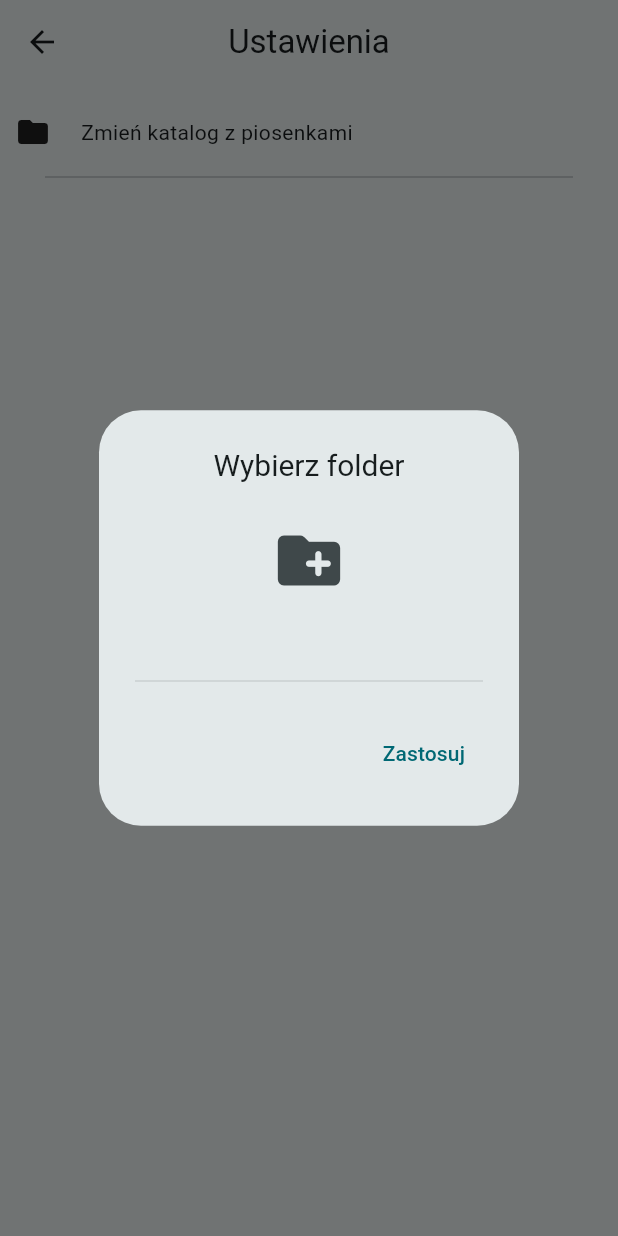
After one commit to Piotrowskii/SimpleMusic, a Flutter app: the SettingsPage screen opened directly, after a tap on "Zmień katalog z piosenkami", on a phone screen of 412 x 824 dp. The commit adds this screen. Run offline on Flutter 3.47's test engine with Material 3 defaults, Android fonts, the phone set to English and light mode, and no system bars; our stand-ins replace file_picker, get_it, just_audio, permission_handler, skeletonizer, sqflite; missing offline and left inert: audio_metadata_reader, audio_session; accounts and stored records are empty.

Commit message:
Crude music folder change

```diff
--- /dev/null
+++ b/lib/components/settings_page/music_folder_alert.dart
@@ -0,0 +1,55 @@
+import 'package:file_picker/file_picker.dart';
+import 'package:flutter/material.dart';
+import 'package:simple_music_app1/services/db_manager.dart';
+import 'package:simple_music_app1/services/get_it_register.dart';
+
+class MusicFolderAlert extends StatefulWidget {
+  const MusicFolderAlert({super.key});
+
+  @override
+  State<MusicFolderAlert> createState() => _MusicFolderAlertState();
+}
+
+class _MusicFolderAlertState extends State<MusicFolderAlert> {
+  TextEditingController folderPathController = TextEditingController();
+  DbManager db = locator<DbManager>();
+
+  void pickFolder() async{
+    String? folder = await FilePicker.platform.getDirectoryPath();
+    print(folder);
+    setState(() {
+      if(folder != null && folder != "/") folderPathController.text = folder;
+    });
+  }
+
+  void addSongsToDb(BuildContext context) async{
+    String folderPath = folderPathController.text;
+    if(folderPath != "/"){
+      await db.saveSongsToDb(folderPath);
+    }
+    Navigator.pop(context);
+  }
+
+  @override
+  Widget build(BuildContext context) {
+    return Padding(
+      padding: const EdgeInsets.all(8.0),
+      child: AlertDialog(
+        title: Text("Wybierz folder",textAlign: TextAlign.center,style: TextStyle(fontSize: 20,)),
+        content: Column(
+          mainAxisSize: MainAxisSize.min,
+          children: [
+            IconButton(onPressed: (){pickFolder();}, icon: Icon(Icons.create_new_folder_rounded),iconSize: 50,),
+            TextField(controller: folderPathController,enabled: false,style: TextStyle(fontSize: 12),),
+          ],
+        ),
+        actions: <Widget>[
+          TextButton(
+            onPressed: (){addSongsToDb(context);},
+            child: Text("Zastosuj"),
+          )
+        ],
+      ),
+    );
+  }
+}
--- a/lib/pages/settings_page.dart
+++ b/lib/pages/settings_page.dart
@@ -1,4 +1,6 @@
 import 'package:flutter/material.dart';
+import 'package:simple_music_app1/components/settings_page/music_folder_alert.dart';
+import 'package:simple_music_app1/pages/main_page.dart';
 
 class SettingsPage extends StatefulWidget {
   const SettingsPage({super.key});
@@ -15,10 +17,33 @@ class _SettingsPageState extends State<SettingsPage> {
        body: SafeArea(
          child: Padding(
            padding: EdgeInsets.all(10),
-           child: Column(
-             children: [
-
-             ],
+           child: SingleChildScrollView(
+             child: Column(
+               children: [
+                 InkWell(
+                   onTap: (){
+                     showDialog(context: context,builder: (context){
+                       return MusicFolderAlert();
+                     }
+                     );
+                   },
+                   child: Padding(
+                     padding: const EdgeInsets.only(
+                       top: 10,
+                       bottom: 10
+                     ),
+                     child: Row(
+                       children: [
+                         Icon(Icons.folder),
+                         SizedBox(width: 20,),
+                         Text("Zmień katalog z piosenkami")
+                       ],
+                     ),
+                   ),
+                 ),
+                 Divider(indent: 20,endIndent: 20,)
+               ],
+             ),
            ),
          ),
        ),
--- a/lib/services/get_it_register.dart
+++ b/lib/services/get_it_register.dart
@@ -8,7 +8,6 @@ final locator = GetIt.instance;
 Future<void> setup() async{
   DbManager dbManager = DbManager();
   await dbManager.initDatabase();
-  await dbManager.saveSongsToDb();
 
   locator.registerSingleton<DbManager>(dbManager);
   locator.registerSingleton<MusicPlayer>(MusicPlayer());
--- a/pubspec.yaml
+++ b/pubspec.yaml
@@ -44,6 +44,7 @@ dependencies:
   audio_session: ^0.1.25
   skeletonizer: ^1.4.3
   audio_metadata_reader: ^1.4.0
+  file_picker: ^9.2.3
 
 
 dev_dependencies:
```
Also changed, not shown: lib/pages/main_page.dart (+25 -8 lines), lib/services/db_manager.dart (+5 -3 lines), pubspec.lock.
